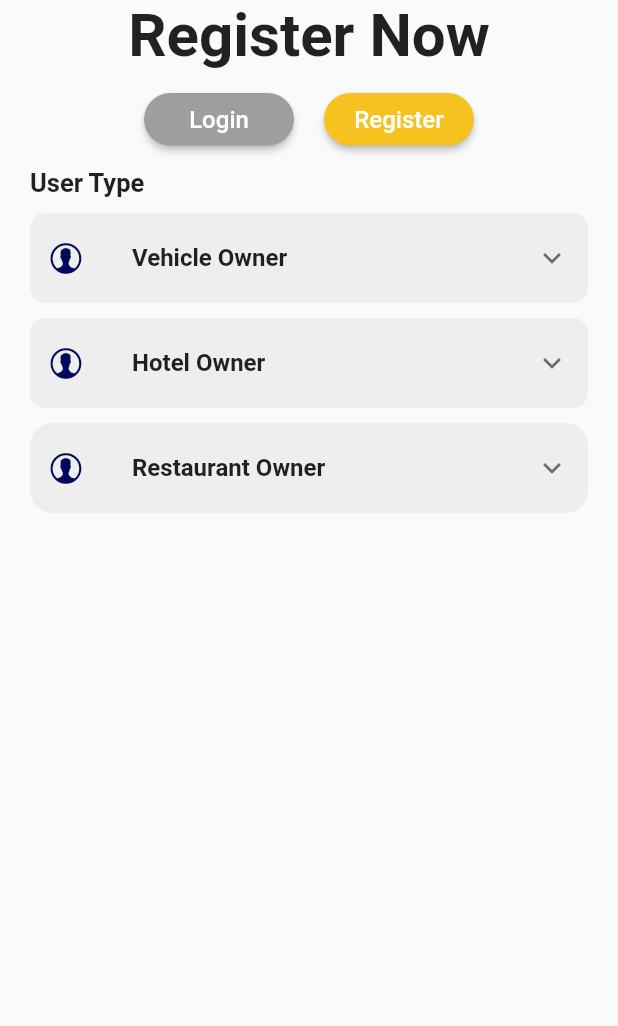
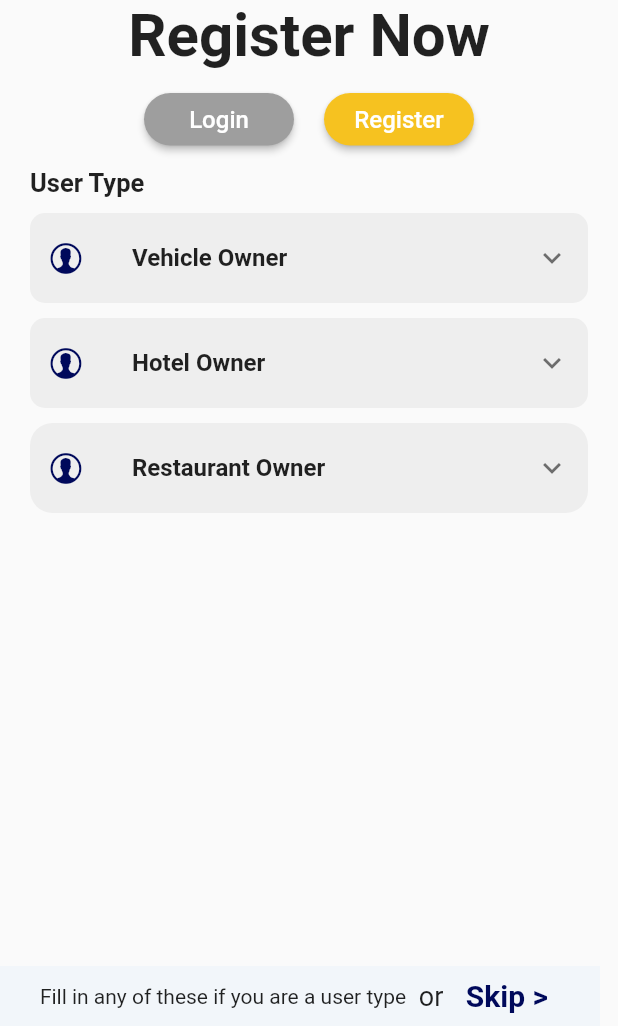
Before and after one commit to cocoalabspvtltd/NewApplication, a Flutter app: the RegisterationScreen screen opened directly, on a phone screen of 412 x 824 dp, the part 210-1236 px from its top. Run offline on Flutter 3.47's test engine with Material 2 defaults, Android fonts, the phone set to English and light mode, and no system bars; drawn by our look-alikes of expansion_tile_card; our stand-ins replace fluttertoast, get, image_picker.

Commit message:
modifications new

```diff
--- a/lib/ui/screens/login_signup/first_registeration_screen.dart
+++ b/lib/ui/screens/login_signup/first_registeration_screen.dart
@@ -33,6 +33,21 @@ class _RegisterationScreenState extends State<RegisterationScreen> {
   @override
   Widget build(BuildContext context) {
     return Scaffold(
+      bottomSheet: SizedBox(
+        width: 400,
+        height: 40,
+        child: Row(
+        mainAxisAlignment: MainAxisAlignment.center,
+          children: [
+            const Text("Fill in any of these if you are a user type "),
+            SizedBox(width: 5,),
+            Text("or",style: TextStyle(fontSize: 18),),
+            SizedBox(width: 7,),
+            TextButton(onPressed: (){}, child: Text("Skip >",
+              style: TextStyle(color: primaryColor,fontWeight: FontWeight.bold,fontSize: 20),),)
+          ],
+        ),
+      ),
       body: SafeArea(
         child: SingleChildScrollView(
           child: Padding(
@@ -126,7 +141,7 @@ class _RegisterationScreenState extends State<RegisterationScreen> {
                 ),
                 _restaurantowner(),
                 SizedBox(
-                  height: 20,
+                  height: 40,
                 ),
               ],
             ),
```
